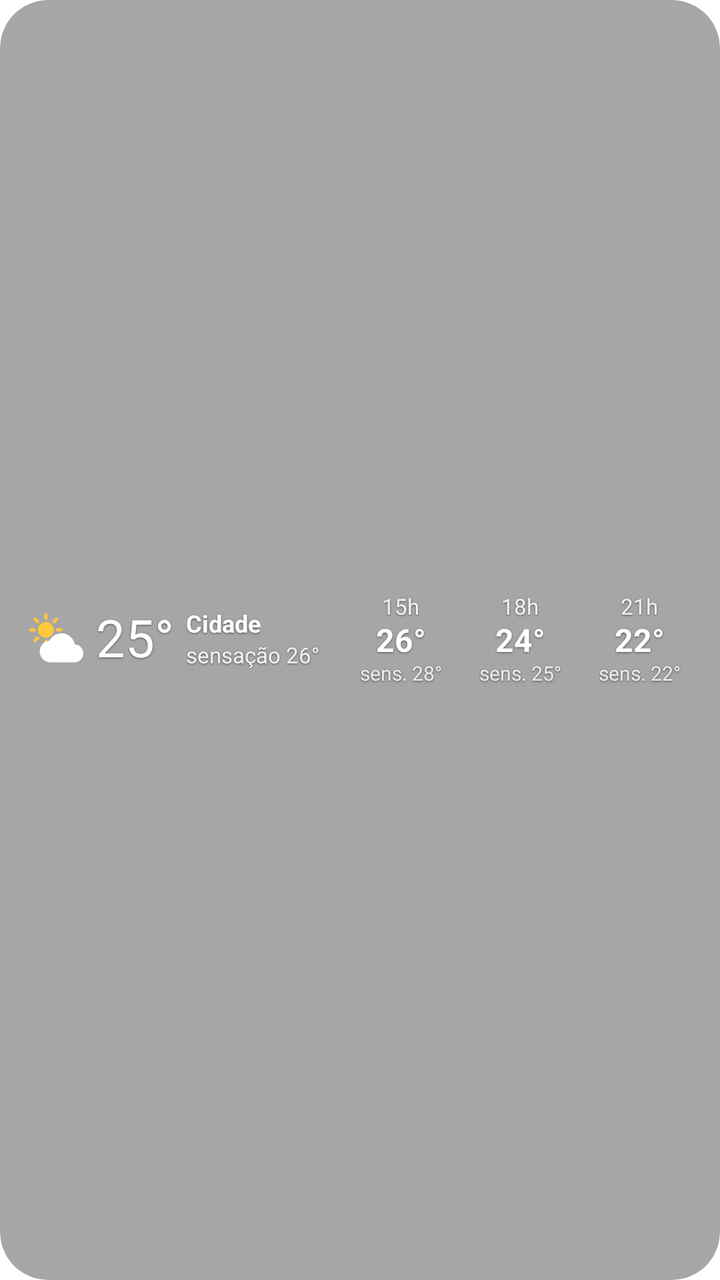
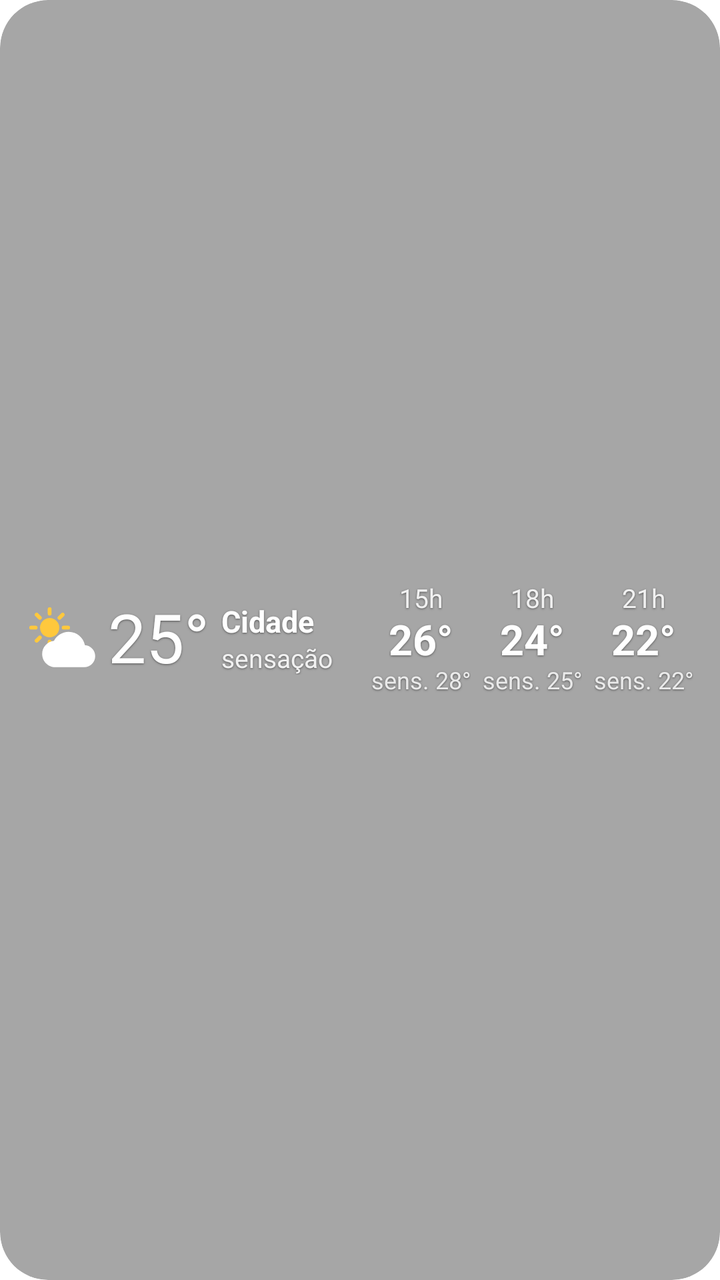

Screens rendered from an Android XML layout before and after an edit, with the pre-edit source and the edit as a unified diff.
<!-- AndroidManifest.xml: fallback theme Theme.MaterialComponents.DayNight.NoActionBar -->
<!-- res/layout/widget_simples_4x1.xml -->
<?xml version="1.0" encoding="utf-8"?>

<FrameLayout xmlns:android="http://schemas.android.com/apk/res/android"
    android:id="@+id/raiz"
    android:layout_width="match_parent"
    android:layout_height="match_parent"
    android:background="@drawable/widget_fundo_simples"
    android:clipToOutline="true">
    <LinearLayout android:layout_width="match_parent" android:layout_height="match_parent"
        android:orientation="vertical">
    <LinearLayout android:layout_width="match_parent" android:layout_height="0dp"
        android:layout_weight="1"
        android:orientation="horizontal" android:gravity="center_vertical"
        android:paddingStart="14dp" android:paddingEnd="10dp">
        <ImageView android:id="@+id/icone" android:layout_width="28dp" android:layout_height="28dp"
            android:layout_marginEnd="6dp" android:src="@drawable/ic_tempo_parcial_dia"
            android:importantForAccessibility="no" />
        <TextView android:id="@+id/temperatura" android:layout_width="wrap_content" android:layout_height="wrap_content" android:textColor="#FFFFFF" android:textSize="26sp" android:maxLines="1" android:includeFontPadding="false" android:shadowColor="#80000000" android:shadowDx="0" android:shadowDy="1" android:shadowRadius="2"
            android:text="25°" />
        <LinearLayout android:layout_width="0dp" android:layout_height="wrap_content"
            android:layout_weight="1.3" android:layout_marginStart="6dp" android:orientation="vertical">
            <TextView android:id="@+id/cidade" android:text="Cidade" android:layout_width="wrap_content" android:layout_height="wrap_content" android:textColor="#FFFFFF" android:textSize="12sp" android:textStyle="bold" android:maxLines="1" android:includeFontPadding="false" android:shadowColor="#80000000" android:shadowDx="0" android:shadowDy="1" android:shadowRadius="2"
                android:ellipsize="end" />
            <TextView android:id="@+id/sensacao" android:text="sensação 26°" android:layout_width="wrap_content" android:layout_height="wrap_content" android:textColor="#E6FFFFFF" android:textSize="11sp" android:maxLines="1" android:includeFontPadding="false" android:shadowColor="#80000000" android:shadowDx="0" android:shadowDy="1" android:shadowRadius="2"
                android:layout_marginTop="2dp" />
        </LinearLayout>
        <LinearLayout android:layout_width="0dp" android:layout_height="wrap_content"
            android:layout_weight="1" android:gravity="center_horizontal" android:orientation="vertical">
            <TextView android:id="@+id/h1_hora" android:text="15h" android:layout_width="wrap_content" android:layout_height="wrap_content" android:textColor="#E6FFFFFF" android:textSize="11sp" android:maxLines="1" android:includeFontPadding="false" android:shadowColor="#80000000" android:shadowDx="0" android:shadowDy="1" android:shadowRadius="2" />
            <TextView android:id="@+id/h1_temp" android:text="26°" android:layout_width="wrap_content" android:layout_height="wrap_content" android:textColor="#FFFFFF" android:textSize="16sp" android:textStyle="bold" android:maxLines="1" android:includeFontPadding="false" android:shadowColor="#80000000" android:shadowDx="0" android:shadowDy="1" android:shadowRadius="2"
                android:layout_marginTop="1dp" />
            <TextView android:id="@+id/h1_sens" android:text="sens. 28°" android:layout_width="wrap_content" android:layout_height="wrap_content" android:textColor="#D9FFFFFF" android:textSize="10sp" android:maxLines="1" android:includeFontPadding="false" android:shadowColor="#80000000" android:shadowDx="0" android:shadowDy="1" android:shadowRadius="2"
                android:layout_marginTop="1dp" />
        </LinearLayout>
        <LinearLayout android:layout_width="0dp" android:layout_height="wrap_content"
            android:layout_weight="1" android:gravity="center_horizontal" android:orientation="vertical">
            <TextView android:id="@+id/h2_hora" android:text="18h" android:layout_width="wrap_content" android:layout_height="wrap_content" android:textColor="#E6FFFFFF" android:textSize="11sp" android:maxLines="1" android:includeFontPadding="false" android:shadowColor="#80000000" android:shadowDx="0" android:shadowDy="1" android:shadowRadius="2" />
            <TextView android:id="@+id/h2_temp" android:text="24°" android:layout_width="wrap_content" android:layout_height="wrap_content" android:textColor="#FFFFFF" android:textSize="16sp" android:textStyle="bold" android:maxLines="1" android:includeFontPadding="false" android:shadowColor="#80000000" android:shadowDx="0" android:shadowDy="1" android:shadowRadius="2"
                android:layout_marginTop="1dp" />
            <TextView android:id="@+id/h2_sens" android:text="sens. 25°" android:layout_width="wrap_content" android:layout_height="wrap_content" android:textColor="#D9FFFFFF" android:textSize="10sp" android:maxLines="1" android:includeFontPadding="false" android:shadowColor="#80000000" android:shadowDx="0" android:shadowDy="1" android:shadowRadius="2"
                android:layout_marginTop="1dp" />
        </LinearLayout>
        <LinearLayout android:id="@+id/h3_coluna" android:layout_width="0dp" android:layout_height="wrap_content"
            android:layout_weight="1" android:gravity="center_horizontal" android:orientation="vertical">
            <TextView android:id="@+id/h3_hora" android:text="21h" android:layout_width="wrap_content" android:layout_height="wrap_content" android:textColor="#E6FFFFFF" android:textSize="11sp" android:maxLines="1" android:includeFontPadding="false" android:shadowColor="#80000000" android:shadowDx="0" android:shadowDy="1" android:shadowRadius="2" />
            <TextView android:id="@+id/h3_temp" android:text="22°" android:layout_width="wrap_content" android:layout_height="wrap_content" android:textColor="#FFFFFF" android:textSize="16sp" android:textStyle="bold" android:maxLines="1" android:includeFontPadding="false" android:shadowColor="#80000000" android:shadowDx="0" android:shadowDy="1" android:shadowRadius="2"
                android:layout_marginTop="1dp" />
            <TextView android:id="@+id/h3_sens" android:text="sens. 22°" android:layout_width="wrap_content" android:layout_height="wrap_content" android:textColor="#D9FFFFFF" android:textSize="10sp" android:maxLines="1" android:includeFontPadding="false" android:shadowColor="#80000000" android:shadowDx="0" android:shadowDy="1" android:shadowRadius="2"
                android:layout_marginTop="1dp" />
        </LinearLayout>
    </LinearLayout>
    
    <LinearLayout android:id="@+id/alerta" android:layout_width="match_parent"
        android:layout_height="wrap_content" android:gravity="center"
        android:paddingStart="12dp" android:paddingEnd="12dp" android:paddingTop="1dp"
        android:paddingBottom="2dp" android:visibility="gone">
        <TextView android:id="@+id/alerta_texto" android:layout_width="wrap_content"
            android:layout_height="wrap_content" android:textSize="10sp"
            android:textStyle="bold" android:maxLines="1" android:ellipsize="end"
            android:includeFontPadding="false" />
    </LinearLayout>
    </LinearLayout>
</FrameLayout>
<!-- resources referenced by this layout -->
<resources>
  <!-- drawable ic_tempo_parcial_dia (drawable) -->
  <?xml version="1.0" encoding="utf-8"?>
  <vector xmlns:android="http://schemas.android.com/apk/res/android" android:width="48dp" android:height="48dp" android:viewportWidth="24" android:viewportHeight="24">
      <group android:scaleX="0.62" android:scaleY="0.62" android:translateX="0.2" android:translateY="0.2">
          <path android:strokeColor="#FFFFC83D" android:strokeWidth="2.2" android:strokeLineCap="round" android:pathData="M12,1.5v2.5M12,20v2.5M1.5,12h2.5M20,12h2.5M4.6,4.6l1.8,1.8M17.6,17.6l1.8,1.8M4.6,19.4l1.8,-1.8M17.6,6.4l1.8,-1.8"/>
          <path android:fillColor="#FFFFC83D" android:pathData="M12,6.5a5.5,5.5 0,1 0,0.01 0z"/>
      </group>
      <group android:scaleX="0.78" android:scaleY="0.78" android:translateX="5" android:translateY="6">
          <path android:fillColor="#FFFFFFFF" android:pathData="M19.35,10.04C18.67,6.59 15.64,4 12,4 9.11,4 6.6,5.64 5.35,8.04 2.34,8.36 0,10.91 0,14c0,3.31 2.69,6 6,6h13c2.76,0 5,-2.24 5,-5 0,-2.64 -2.05,-4.78 -4.65,-4.96z"/>
      </group>
  </vector>
  <!-- drawable widget_fundo_simples (drawable) -->
  <?xml version="1.0" encoding="utf-8"?>
  <shape xmlns:android="http://schemas.android.com/apk/res/android" android:shape="rectangle">
      <solid android:color="#59000000" />
      <corners android:radius="24dp" />
  </shape>
</resources>

<!-- the commit's change to res/layout/widget_simples_4x1.xml (unified diff, before → after) -->
@@ -1,5 +1,4 @@
 <?xml version="1.0" encoding="utf-8"?>
-
 <FrameLayout xmlns:android="http://schemas.android.com/apk/res/android"
     android:id="@+id/raiz"
     android:layout_width="match_parent"
@@ -12,40 +11,40 @@
         android:layout_weight="1"
         android:orientation="horizontal" android:gravity="center_vertical"
         android:paddingStart="14dp" android:paddingEnd="10dp">
-        <ImageView android:id="@+id/icone" android:layout_width="28dp" android:layout_height="28dp"
+        <ImageView android:id="@+id/icone" android:layout_width="34dp" android:layout_height="34dp"
             android:layout_marginEnd="6dp" android:src="@drawable/ic_tempo_parcial_dia"
             android:importantForAccessibility="no" />
-        <TextView android:id="@+id/temperatura" android:layout_width="wrap_content" android:layout_height="wrap_content" android:textColor="#FFFFFF" android:textSize="26sp" android:maxLines="1" android:includeFontPadding="false" android:shadowColor="#80000000" android:shadowDx="0" android:shadowDy="1" android:shadowRadius="2"
+        <TextView android:id="@+id/temperatura" android:layout_width="wrap_content" android:layout_height="wrap_content" android:textColor="#FFFFFF" android:textSize="34sp" android:maxLines="1" android:includeFontPadding="false" android:shadowColor="#80000000" android:shadowDx="0" android:shadowDy="1" android:shadowRadius="2"
             android:text="25°" />
         <LinearLayout android:layout_width="0dp" android:layout_height="wrap_content"
             android:layout_weight="1.3" android:layout_marginStart="6dp" android:orientation="vertical">
-            <TextView android:id="@+id/cidade" android:text="Cidade" android:layout_width="wrap_content" android:layout_height="wrap_content" android:textColor="#FFFFFF" android:textSize="12sp" android:textStyle="bold" android:maxLines="1" android:includeFontPadding="false" android:shadowColor="#80000000" android:shadowDx="0" android:shadowDy="1" android:shadowRadius="2"
+            <TextView android:id="@+id/cidade" android:text="Cidade" android:layout_width="wrap_content" android:layout_height="wrap_content" android:textColor="#FFFFFF" android:textSize="15sp" android:textStyle="bold" android:maxLines="1" android:includeFontPadding="false" android:shadowColor="#80000000" android:shadowDx="0" android:shadowDy="1" android:shadowRadius="2"
                 android:ellipsize="end" />
-            <TextView android:id="@+id/sensacao" android:text="sensação 26°" android:layout_width="wrap_content" android:layout_height="wrap_content" android:textColor="#E6FFFFFF" android:textSize="11sp" android:maxLines="1" android:includeFontPadding="false" android:shadowColor="#80000000" android:shadowDx="0" android:shadowDy="1" android:shadowRadius="2"
+            <TextView android:id="@+id/sensacao" android:text="sensação 26°" android:layout_width="wrap_content" android:layout_height="wrap_content" android:textColor="#E6FFFFFF" android:textSize="13sp" android:maxLines="1" android:includeFontPadding="false" android:shadowColor="#80000000" android:shadowDx="0" android:shadowDy="1" android:shadowRadius="2"
                 android:layout_marginTop="2dp" />
         </LinearLayout>
         <LinearLayout android:layout_width="0dp" android:layout_height="wrap_content"
             android:layout_weight="1" android:gravity="center_horizontal" android:orientation="vertical">
-            <TextView android:id="@+id/h1_hora" android:text="15h" android:layout_width="wrap_content" android:layout_height="wrap_content" android:textColor="#E6FFFFFF" android:textSize="11sp" android:maxLines="1" android:includeFontPadding="false" android:shadowColor="#80000000" android:shadowDx="0" android:shadowDy="1" android:shadowRadius="2" />
-            <TextView android:id="@+id/h1_temp" android:text="26°" android:layout_width="wrap_content" android:layout_height="wrap_content" android:textColor="#FFFFFF" android:textSize="16sp" android:textStyle="bold" android:maxLines="1" android:includeFontPadding="false" android:shadowColor="#80000000" android:shadowDx="0" android:shadowDy="1" android:shadowRadius="2"
+            <TextView android:id="@+id/h1_hora" android:text="15h" android:layout_width="wrap_content" android:layout_height="wrap_content" android:textColor="#E6FFFFFF" android:textSize="13sp" android:maxLines="1" android:includeFontPadding="false" android:shadowColor="#80000000" android:shadowDx="0" android:shadowDy="1" android:shadowRadius="2" />
+            <TextView android:id="@+id/h1_temp" android:text="26°" android:layout_width="wrap_content" android:layout_height="wrap_content" android:textColor="#FFFFFF" android:textSize="21sp" android:textStyle="bold" android:maxLines="1" android:includeFontPadding="false" android:shadowColor="#80000000" android:shadowDx="0" android:shadowDy="1" android:shadowRadius="2"
                 android:layout_marginTop="1dp" />
-            <TextView android:id="@+id/h1_sens" android:text="sens. 28°" android:layout_width="wrap_content" android:layout_height="wrap_content" android:textColor="#D9FFFFFF" android:textSize="10sp" android:maxLines="1" android:includeFontPadding="false" android:shadowColor="#80000000" android:shadowDx="0" android:shadowDy="1" android:shadowRadius="2"
+            <TextView android:id="@+id/h1_sens" android:text="sens. 28°" android:layout_width="wrap_content" android:layout_height="wrap_content" android:textColor="#D9FFFFFF" android:textSize="12sp" android:maxLines="1" android:includeFontPadding="false" android:shadowColor="#80000000" android:shadowDx="0" android:shadowDy="1" android:shadowRadius="2"
                 android:layout_marginTop="1dp" />
         </LinearLayout>
         <LinearLayout android:layout_width="0dp" android:layout_height="wrap_content"
             android:layout_weight="1" android:gravity="center_horizontal" android:orientation="vertical">
-            <TextView android:id="@+id/h2_hora" android:text="18h" android:layout_width="wrap_content" android:layout_height="wrap_content" android:textColor="#E6FFFFFF" android:textSize="11sp" android:maxLines="1" android:includeFontPadding="false" android:shadowColor="#80000000" android:shadowDx="0" android:shadowDy="1" android:shadowRadius="2" />
-            <TextView android:id="@+id/h2_temp" android:text="24°" android:layout_width="wrap_content" android:layout_height="wrap_content" android:textColor="#FFFFFF" android:textSize="16sp" android:textStyle="bold" android:maxLines="1" android:includeFontPadding="false" android:shadowColor="#80000000" android:shadowDx="0" android:shadowDy="1" android:shadowRadius="2"
+            <TextView android:id="@+id/h2_hora" android:text="18h" android:layout_width="wrap_content" android:layout_height="wrap_content" android:textColor="#E6FFFFFF" android:textSize="13sp" android:maxLines="1" android:includeFontPadding="false" android:shadowColor="#80000000" android:shadowDx="0" android:shadowDy="1" android:shadowRadius="2" />
+            <TextView android:id="@+id/h2_temp" android:text="24°" android:layout_width="wrap_content" android:layout_height="wrap_content" android:textColor="#FFFFFF" android:textSize="21sp" android:textStyle="bold" android:maxLines="1" android:includeFontPadding="false" android:shadowColor="#80000000" android:shadowDx="0" android:shadowDy="1" android:shadowRadius="2"
                 android:layout_marginTop="1dp" />
-            <TextView android:id="@+id/h2_sens" android:text="sens. 25°" android:layout_width="wrap_content" android:layout_height="wrap_content" android:textColor="#D9FFFFFF" android:textSize="10sp" android:maxLines="1" android:includeFontPadding="false" android:shadowColor="#80000000" android:shadowDx="0" android:shadowDy="1" android:shadowRadius="2"
+            <TextView android:id="@+id/h2_sens" android:text="sens. 25°" android:layout_width="wrap_content" android:layout_height="wrap_content" android:textColor="#D9FFFFFF" android:textSize="12sp" android:maxLines="1" android:includeFontPadding="false" android:shadowColor="#80000000" android:shadowDx="0" android:shadowDy="1" android:shadowRadius="2"
                 android:layout_marginTop="1dp" />
         </LinearLayout>
         <LinearLayout android:id="@+id/h3_coluna" android:layout_width="0dp" android:layout_height="wrap_content"
             android:layout_weight="1" android:gravity="center_horizontal" android:orientation="vertical">
-            <TextView android:id="@+id/h3_hora" android:text="21h" android:layout_width="wrap_content" android:layout_height="wrap_content" android:textColor="#E6FFFFFF" android:textSize="11sp" android:maxLines="1" android:includeFontPadding="false" android:shadowColor="#80000000" android:shadowDx="0" android:shadowDy="1" android:shadowRadius="2" />
-            <TextView android:id="@+id/h3_temp" android:text="22°" android:layout_width="wrap_content" android:layout_height="wrap_content" android:textColor="#FFFFFF" android:textSize="16sp" android:textStyle="bold" android:maxLines="1" android:includeFontPadding="false" android:shadowColor="#80000000" android:shadowDx="0" android:shadowDy="1" android:shadowRadius="2"
+            <TextView android:id="@+id/h3_hora" android:text="21h" android:layout_width="wrap_content" android:layout_height="wrap_content" android:textColor="#E6FFFFFF" android:textSize="13sp" android:maxLines="1" android:includeFontPadding="false" android:shadowColor="#80000000" android:shadowDx="0" android:shadowDy="1" android:shadowRadius="2" />
+            <TextView android:id="@+id/h3_temp" android:text="22°" android:layout_width="wrap_content" android:layout_height="wrap_content" android:textColor="#FFFFFF" android:textSize="21sp" android:textStyle="bold" android:maxLines="1" android:includeFontPadding="false" android:shadowColor="#80000000" android:shadowDx="0" android:shadowDy="1" android:shadowRadius="2"
                 android:layout_marginTop="1dp" />
-            <TextView android:id="@+id/h3_sens" android:text="sens. 22°" android:layout_width="wrap_content" android:layout_height="wrap_content" android:textColor="#D9FFFFFF" android:textSize="10sp" android:maxLines="1" android:includeFontPadding="false" android:shadowColor="#80000000" android:shadowDx="0" android:shadowDy="1" android:shadowRadius="2"
+            <TextView android:id="@+id/h3_sens" android:text="sens. 22°" android:layout_width="wrap_content" android:layout_height="wrap_content" android:textColor="#D9FFFFFF" android:textSize="12sp" android:maxLines="1" android:includeFontPadding="false" android:shadowColor="#80000000" android:shadowDx="0" android:shadowDy="1" android:shadowRadius="2"
                 android:layout_marginTop="1dp" />
         </LinearLayout>
     </LinearLayout>
@@ -55,7 +54,7 @@
         android:paddingStart="12dp" android:paddingEnd="12dp" android:paddingTop="1dp"
         android:paddingBottom="2dp" android:visibility="gone">
         <TextView android:id="@+id/alerta_texto" android:layout_width="wrap_content"
-            android:layout_height="wrap_content" android:textSize="10sp"
+            android:layout_height="wrap_content" android:textSize="12sp"
             android:textStyle="bold" android:maxLines="1" android:ellipsize="end"
             android:includeFontPadding="false" />
     </LinearLayout>
